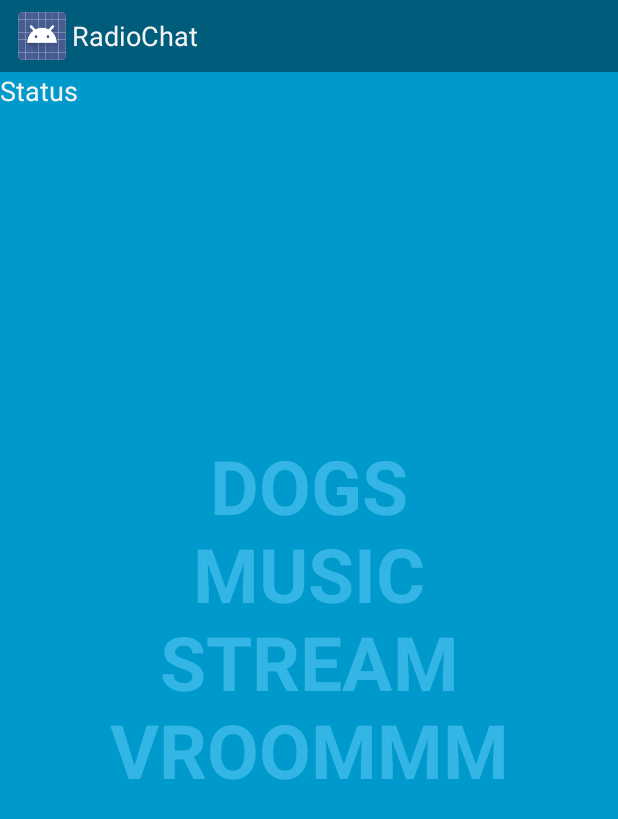
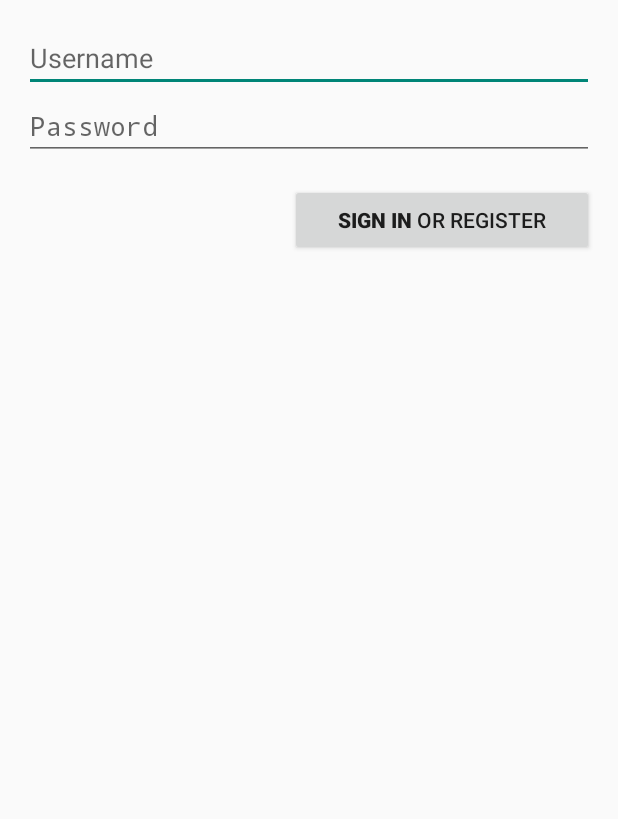
Before and after one commit to DogsGroup/RadioChatProject, an Android app: the screen it shows after launch (FullscreenActivity before the commit, LoginActivity after it), on a phone screen of 412 x 824 dp. Shown: the top 819 px of the screen. Run offline under Robolectric (Android 15) with nearby library versions, the phone set to English and light mode, and no system bars.

Commit message:
Release for poc0.7, Added uploading and login
Added uploading feature and automatic broadcasting.
Added login for chat.

```diff
--- a/RadioChat/src/main/java/com/dogs/radiochat/NetworkService.java
+++ b/RadioChat/src/main/java/com/dogs/radiochat/NetworkService.java
@@ -214,4 +214,6 @@ public class NetworkService extends Activity {
         reader.read(buffer);
         return new String(buffer);
     }
+
+
 }
--- a/RadioChat/src/main/res/layout/activity_fullscreen.xml
+++ b/RadioChat/src/main/res/layout/activity_fullscreen.xml
@@ -44,10 +44,10 @@
                 style="?buttonBarButtonStyle"
                 android:layout_width="wrap_content"
                 android:layout_height="wrap_content"
-                android:text="Connect"
+                android:text="Open"
                 android:id="@+id/button"
                 android:layout_gravity="center"
-                android:onClick="connectToServer"/>
+                android:onClick="uploadToServer"/>
 
         </LinearLayout>
 
--- /dev/null
+++ b/RadioChat/src/main/res/layout/activity_login.xml
@@ -0,0 +1,69 @@
+<merge xmlns:android="http://schemas.android.com/apk/res/android"
+    xmlns:tools="http://schemas.android.com/tools"
+    tools:context=".com.dogs.radiochat.LoginActivity">
+
+    <!-- Login progress -->
+    <LinearLayout android:id="@+id/login_status"
+        android:visibility="gone"
+        android:layout_width="wrap_content"
+        android:layout_height="wrap_content"
+        android:layout_gravity="center"
+        android:gravity="center_horizontal"
+        android:orientation="vertical">
+        <ProgressBar style="?android:attr/progressBarStyleLarge"
+            android:layout_width="wrap_content"
+            android:layout_height="wrap_content"
+            android:layout_marginBottom="8dp"/>
+        <TextView
+            android:id="@+id/login_status_message"
+            android:textAppearance="?android:attr/textAppearanceMedium"
+            android:fontFamily="sans-serif-light"
+            android:layout_width="wrap_content"
+            android:layout_height="wrap_content"
+            android:layout_marginBottom="16dp"
+            android:text="@string/login_progress_signing_in" />
+    </LinearLayout>
+
+    <!-- Login form -->
+    <ScrollView
+        android:id="@+id/login_form"
+        android:layout_width="match_parent"
+        android:layout_height="match_parent">
+
+        <LinearLayout style="@style/LoginFormContainer"
+            android:orientation="vertical">
+
+            <EditText
+                android:id="@+id/email"
+                android:singleLine="true"
+                android:maxLines="1"
+                android:layout_width="match_parent"
+                android:layout_height="wrap_content"
+                android:inputType="textEmailAddress"
+                android:hint="@string/prompt_email" />
+
+            <EditText
+                android:id="@+id/password"
+                android:singleLine="true"
+                android:maxLines="1"
+                android:layout_width="match_parent"
+                android:layout_height="wrap_content"
+                android:hint="@string/prompt_password"
+                android:inputType="textPassword"
+                android:imeActionLabel="@string/action_sign_in_short"
+                android:imeActionId="@+id/login"
+                android:imeOptions="actionUnspecified" />
+
+            <Button android:id="@+id/sign_in_button"
+                android:layout_width="wrap_content"
+                android:layout_height="wrap_content"
+                android:layout_marginTop="16dp"
+                android:text="@string/action_sign_in_register"
+                android:paddingLeft="32dp"
+                android:paddingRight="32dp"
+                android:layout_gravity="right" />
+
+        </LinearLayout>
+
+    </ScrollView>
+</merge>
--- /dev/null
+++ b/RadioChat/src/main/res/menu/login.xml
@@ -0,0 +1,7 @@
+<menu xmlns:android="http://schemas.android.com/apk/res/android"
+    xmlns:tools="http://schemas.android.com/tools"
+    tools:context=".${activityClass}">
+    <item android:id="@+id/action_forgot_password"
+        android:title="@string/action_forgot_password"
+        android:showAsAction="never" />
+</menu>
--- /dev/null
+++ b/RadioChat/src/main/res/values-large/styles.xml
@@ -0,0 +1,10 @@
+<resources>
+
+    <style name="LoginFormContainer">
+        <item name="android:layout_width">400dp</item>
+        <item name="android:layout_height">wrap_content</item>
+        <item name="android:layout_gravity">center</item>
+        <item name="android:padding">16dp</item>
+    </style>
+
+</resources>
--- /dev/null
+++ b/RadioChat/src/main/res/values/strings_activity_login.xml
@@ -0,0 +1,19 @@
+<resources>
+        <string name="title_activity_login">Sign in</string>
+
+    <!-- Strings related to login -->
+    <string name="prompt_email">Username</string>
+    <string name="prompt_password">Password</string>
+
+    <string name="action_sign_in_register"><b>Sign in</b> or register</string>
+    <string name="action_sign_in_short">Sign in</string>
+
+    <string name="action_forgot_password">Recover lost password</string>
+
+    <string name="login_progress_signing_in">Signing in&#8230;</string>
+
+    <string name="error_invalid_email">This email address is invalid</string>
+    <string name="error_invalid_password">This password is too short</string>
+    <string name="error_incorrect_password">This password is incorrect</string>
+    <string name="error_field_required">This field is required</string>
+</resources>
--- a/RadioChat/src/main/res/values/styles.xml
+++ b/RadioChat/src/main/res/values/styles.xml
@@ -23,4 +23,10 @@
 
     <style name="ButtonBarButton" />
 
+    <style name="LoginFormContainer">
+        <item name="android:layout_width">match_parent</item>
+        <item name="android:layout_height">wrap_content</item>
+        <item name="android:padding">16dp</item>
+    </style>
+
 </resources>
```
Also changed, not shown: RadioChat/src/main/AndroidManifest.xml (+6 -1 lines), RadioChat/src/main/java/com/dogs/radiochat/FullscreenActivity.java (+208 -39 lines), RadioChat/src/main/java/com/dogs/radiochat/LoginActivity.java (added, +254 -0 lines), 1 other file.
